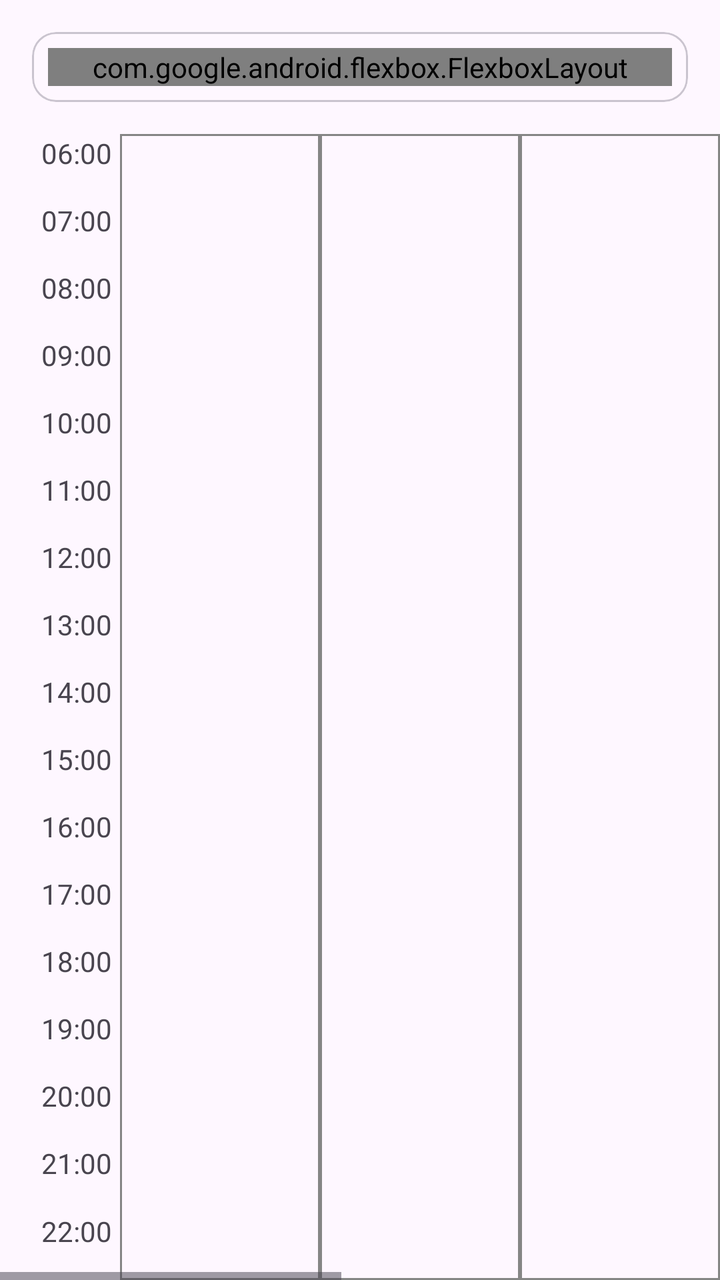
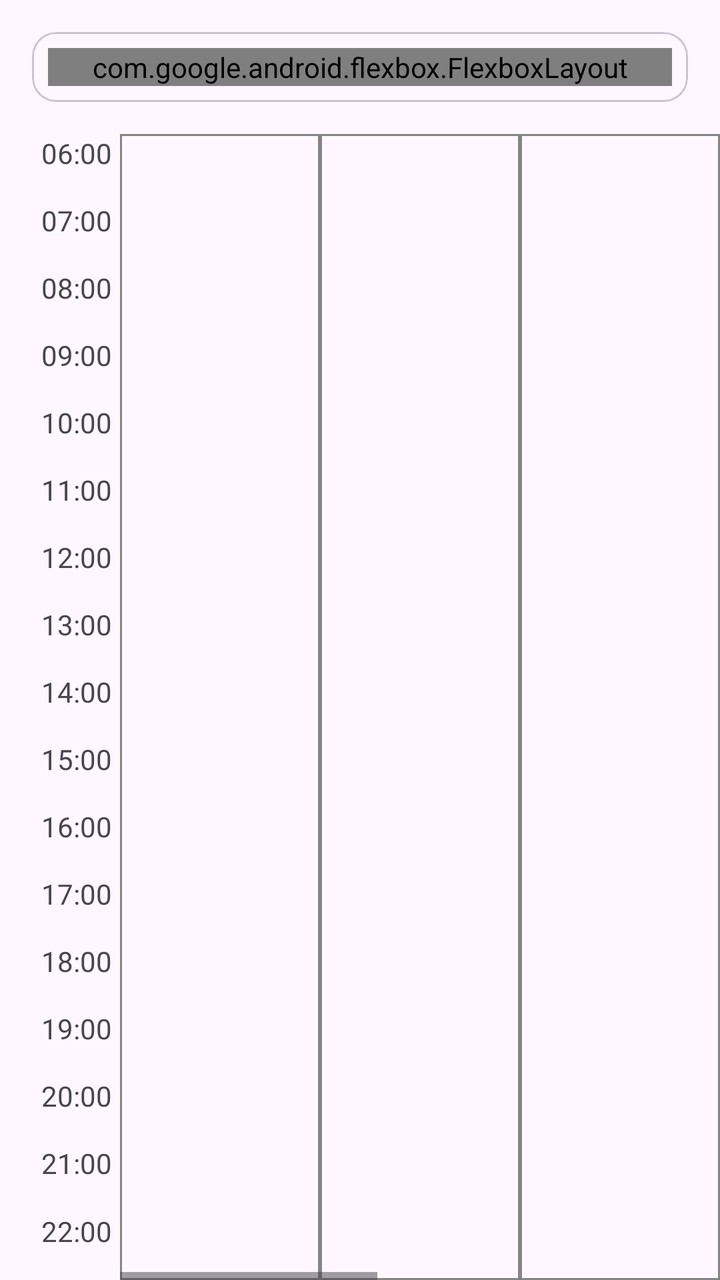

Screens rendered from an Android XML layout before and after an edit, with the pre-edit source and the edit as a unified diff.
<!-- AndroidManifest.xml: application theme AppTheme -->
<!-- res/layout/fragment_schedule.xml -->
<?xml version="1.0" encoding="utf-8"?>
<FrameLayout xmlns:android="http://schemas.android.com/apk/res/android"
    xmlns:tools="http://schemas.android.com/tools"
    android:layout_width="match_parent"
    android:layout_height="match_parent"
    xmlns:app="http://schemas.android.com/apk/res-auto"
    tools:context=".ui.main.ScheduleFragment">

    <LinearLayout
        android:layout_width="match_parent"
        android:layout_height="match_parent"
        android:orientation="vertical"
        >

        <com.google.android.material.card.MaterialCardView
            android:layout_width="match_parent"
            android:layout_height="wrap_content"
            android:layout_margin="16dp"
            >

            <com.google.android.flexbox.FlexboxLayout
                android:layout_width="match_parent"
                android:layout_height="wrap_content"
                app:flexDirection="row"
                app:flexWrap="nowrap"
                android:layout_marginHorizontal="8dp"
                android:layout_marginVertical="8dp"
                >

                <Spinner
                    android:id="@+id/scheduleSpinner"
                    android:layout_width="match_parent"
                    android:layout_height="wrap_content"
                    app:layout_alignSelf="center"
                    />

                <ImageButton
                    android:id="@+id/addButton"
                    android:layout_width="match_parent"
                    app:layout_flexShrink="3"
                    android:layout_height="wrap_content"
                    android:src="@drawable/icon_add"
                    android:layout_marginStart="4dp"
                    />

                <ImageButton
                    android:id="@+id/menuButton"
                    android:layout_width="match_parent"
                    app:layout_flexShrink="3"
                    android:layout_height="wrap_content"
                    android:src="@drawable/icon_menu"
                    android:layout_marginStart="4dp"
                    />

            </com.google.android.flexbox.FlexboxLayout>

        </com.google.android.material.card.MaterialCardView>

        <HorizontalScrollView xmlns:android="http://schemas.android.com/apk/res/android"
            android:id="@+id/scheduleScrollView"
            android:layout_width="match_parent"
            android:layout_height="match_parent"
            android:fillViewport="true"
            >

            <LinearLayout
                android:id="@+id/scheduleRoot"
                android:layout_width="wrap_content"
                android:layout_height="match_parent"
                android:orientation="horizontal">

                
                <LinearLayout
                    android:id="@+id/timeColumn"
                    android:layout_width="60dp"
                    android:layout_height="match_parent"
                    android:orientation="vertical">

                    <TextView android:layout_width="match_parent" android:layout_height="0dp" android:layout_weight="1" android:text="06:00" android:gravity="end" android:paddingEnd="4dp"/>
                    <TextView android:layout_width="match_parent" android:layout_height="0dp" android:layout_weight="1" android:text="07:00" android:gravity="end" android:paddingEnd="4dp"/>
                    <TextView android:layout_width="match_parent" android:layout_height="0dp" android:layout_weight="1" android:text="08:00" android:gravity="end" android:paddingEnd="4dp"/>
                    <TextView android:layout_width="match_parent" android:layout_height="0dp" android:layout_weight="1" android:text="09:00" android:gravity="end" android:paddingEnd="4dp"/>
                    <TextView android:layout_width="match_parent" android:layout_height="0dp" android:layout_weight="1" android:text="10:00" android:gravity="end" android:paddingEnd="4dp"/>
                    <TextView android:layout_width="match_parent" android:layout_height="0dp" android:layout_weight="1" android:text="11:00" android:gravity="end" android:paddingEnd="4dp"/>
                    <TextView android:layout_width="match_parent" android:layout_height="0dp" android:layout_weight="1" android:text="12:00" android:gravity="end" android:paddingEnd="4dp"/>
                    <TextView android:layout_width="match_parent" android:layout_height="0dp" android:layout_weight="1" android:text="13:00" android:gravity="end" android:paddingEnd="4dp"/>
                    <TextView android:layout_width="match_parent" android:layout_height="0dp" android:layout_weight="1" android:text="14:00" android:gravity="end" android:paddingEnd="4dp"/>
                    <TextView android:layout_width="match_parent" android:layout_height="0dp" android:layout_weight="1" android:text="15:00" android:gravity="end" android:paddingEnd="4dp"/>
                    <TextView android:layout_width="match_parent" android:layout_height="0dp" android:layout_weight="1" android:text="16:00" android:gravity="end" android:paddingEnd="4dp"/>
                    <TextView android:layout_width="match_parent" android:layout_height="0dp" android:layout_weight="1" android:text="17:00" android:gravity="end" android:paddingEnd="4dp"/>
                    <TextView android:layout_width="match_parent" android:layout_height="0dp" android:layout_weight="1" android:text="18:00" android:gravity="end" android:paddingEnd="4dp"/>
                    <TextView android:layout_width="match_parent" android:layout_height="0dp" android:layout_weight="1" android:text="19:00" android:gravity="end" android:paddingEnd="4dp"/>
                    <TextView android:layout_width="match_parent" android:layout_height="0dp" android:layout_weight="1" android:text="20:00" android:gravity="end" android:paddingEnd="4dp"/>
                    <TextView android:layout_width="match_parent" android:layout_height="0dp" android:layout_weight="1" android:text="21:00" android:gravity="end" android:paddingEnd="4dp"/>
                    <TextView android:layout_width="match_parent" android:layout_height="0dp" android:layout_weight="1" android:text="22:00" android:gravity="end" android:paddingEnd="4dp"/>

                </LinearLayout>

                
                <LinearLayout
                    android:id="@+id/dayColumns"
                    android:layout_width="wrap_content"
                    android:layout_height="match_parent"
                    android:orientation="horizontal">

                    <FrameLayout android:id="@+id/day_mon" android:layout_width="100dp" android:layout_height="match_parent" android:background="@drawable/schedule_day_background" />
                    <FrameLayout android:id="@+id/day_tue" android:layout_width="100dp" android:layout_height="match_parent" android:background="@drawable/schedule_day_background"/>
                    <FrameLayout android:id="@+id/day_wed" android:layout_width="100dp" android:layout_height="match_parent" android:background="@drawable/schedule_day_background"/>
                    <FrameLayout android:id="@+id/day_thu" android:layout_width="100dp" android:layout_height="match_parent" android:background="@drawable/schedule_day_background"/>
                    <FrameLayout android:id="@+id/day_fri" android:layout_width="100dp" android:layout_height="match_parent" android:background="@drawable/schedule_day_background"/>
                    <FrameLayout android:id="@+id/day_sat" android:layout_width="100dp" android:layout_height="match_parent" android:background="@drawable/schedule_day_background"/>
                    <FrameLayout android:id="@+id/day_sun" android:layout_width="100dp" android:layout_height="match_parent" android:background="@drawable/schedule_day_background"/>
                </LinearLayout>

            </LinearLayout>

        </HorizontalScrollView>

    </LinearLayout>

</FrameLayout>
<!-- resources referenced by this layout -->
<resources>
  <!-- drawable icon_add (drawable) -->
  <vector xmlns:android="http://schemas.android.com/apk/res/android" android:height="24dp" android:tint="#000000" android:viewportHeight="24" android:viewportWidth="24" android:width="24dp">
        
      <path android:fillColor="@android:color/white" android:pathData="M19,13h-6v6h-2v-6H5v-2h6V5h2v6h6v2z"/>
      
  </vector>
  <!-- drawable icon_menu (drawable) -->
  <vector xmlns:android="http://schemas.android.com/apk/res/android" android:height="24dp" android:tint="#000000" android:viewportHeight="960" android:viewportWidth="960" android:width="24dp">
        
      <path android:fillColor="@android:color/white" android:pathData="M120,280L120,200L840,200L840,280L120,280ZM120,760L120,680L840,680L840,760L120,760ZM120,520L120,440L840,440L840,520L120,520Z"/>
      
  </vector>
  <!-- drawable schedule_day_background (drawable) -->
  <?xml version="1.0" encoding="utf-8"?>
  <shape xmlns:android="http://schemas.android.com/apk/res/android" android:shape="rectangle">
      <solid android:color="@android:color/transparent" />
      <stroke android:color="#858585" android:width="1dp" />
  </shape>
  <color name="md_theme_primary">#66558E</color>
  <color name="md_theme_onPrimary">#FFFFFF</color>
  <color name="md_theme_primaryContainer">#E9DDFF</color>
  <color name="md_theme_onPrimaryContainer">#210F47</color>
  <color name="md_theme_secondary">#625B70</color>
  <color name="md_theme_onSecondary">#FFFFFF</color>
  <color name="md_theme_secondaryContainer">#E8DEF8</color>
  <color name="md_theme_onSecondaryContainer">#1E192B</color>
  <color name="md_theme_tertiary">#7E525F</color>
  <color name="md_theme_onTertiary">#FFFFFF</color>
  <color name="md_theme_tertiaryContainer">#FFD9E2</color>
  <color name="md_theme_onTertiaryContainer">#31101C</color>
  <color name="md_theme_error">#BA1A1A</color>
  <color name="md_theme_onError">#FFFFFF</color>
  <color name="md_theme_errorContainer">#FFDAD6</color>
  <color name="md_theme_onErrorContainer">#410002</color>
  <color name="md_theme_background">#FEF7FF</color>
  <color name="md_theme_onBackground">#1D1B20</color>
  <color name="md_theme_surface">#FEF7FF</color>
  <color name="md_theme_onSurface">#1D1B20</color>
  <color name="md_theme_surfaceVariant">#E7E0EB</color>
  <color name="md_theme_onSurfaceVariant">#49454E</color>
  <color name="md_theme_outline">#7A757F</color>
  <color name="md_theme_outlineVariant">#CAC4CF</color>
  <color name="md_theme_inverseSurface">#322F35</color>
  <color name="md_theme_inverseOnSurface">#F5EFF7</color>
  <color name="md_theme_inversePrimary">#D0BCFE</color>
  <color name="md_theme_primaryFixed">#E9DDFF</color>
  <color name="md_theme_onPrimaryFixed">#210F47</color>
  <color name="md_theme_primaryFixedDim">#D0BCFE</color>
  <color name="md_theme_onPrimaryFixedVariant">#4E3D75</color>
  <color name="md_theme_secondaryFixed">#E8DEF8</color>
  <color name="md_theme_onSecondaryFixed">#1E192B</color>
  <color name="md_theme_secondaryFixedDim">#CCC2DB</color>
  <color name="md_theme_onSecondaryFixedVariant">#4A4458</color>
  <color name="md_theme_tertiaryFixed">#FFD9E2</color>
  <color name="md_theme_onTertiaryFixed">#31101C</color>
  <color name="md_theme_tertiaryFixedDim">#F0B8C7</color>
  <color name="md_theme_onTertiaryFixedVariant">#633B47</color>
  <color name="md_theme_surfaceDim">#DED8E0</color>
  <color name="md_theme_surfaceBright">#FEF7FF</color>
  <color name="md_theme_surfaceContainerLowest">#FFFFFF</color>
  <color name="md_theme_surfaceContainerLow">#F8F1FA</color>
  <color name="md_theme_surfaceContainer">#F2ECF4</color>
  <color name="md_theme_surfaceContainerHigh">#ECE6EE</color>
  <color name="md_theme_surfaceContainerHighest">#E6E0E8</color>
  <!-- unchanged entries left out for length: 1 -->
</resources>

<!-- the commit's change to res/layout/fragment_schedule.xml (unified diff, before → after) -->
@@ -56,45 +56,45 @@
 
         </com.google.android.material.card.MaterialCardView>
 
-        <HorizontalScrollView xmlns:android="http://schemas.android.com/apk/res/android"
-            android:id="@+id/scheduleScrollView"
-            android:layout_width="match_parent"
+        <LinearLayout
+            android:id="@+id/scheduleRoot"
+            android:layout_width="wrap_content"
             android:layout_height="match_parent"
-            android:fillViewport="true"
-            >
+            android:orientation="horizontal">
 
+            
             <LinearLayout
-                android:id="@+id/scheduleRoot"
-                android:layout_width="wrap_content"
+                android:id="@+id/timeColumn"
+                android:layout_width="60dp"
                 android:layout_height="match_parent"
-                android:orientation="horizontal">
+                android:orientation="vertical">
 
-                
-                <LinearLayout
-                    android:id="@+id/timeColumn"
-                    android:layout_width="60dp"
-                    android:layout_height="match_parent"
-                    android:orientation="vertical">
+                <TextView android:layout_width="match_parent" android:layout_height="0dp" android:layout_weight="1" android:text="06:00" android:gravity="end" android:paddingEnd="4dp"/>
+                <TextView android:layout_width="match_parent" android:layout_height="0dp" android:layout_weight="1" android:text="07:00" android:gravity="end" android:paddingEnd="4dp"/>
+                <TextView android:layout_width="match_parent" android:layout_height="0dp" android:layout_weight="1" android:text="08:00" android:gravity="end" android:paddingEnd="4dp"/>
+                <TextView android:layout_width="match_parent" android:layout_height="0dp" android:layout_weight="1" android:text="09:00" android:gravity="end" android:paddingEnd="4dp"/>
+                <TextView android:layout_width="match_parent" android:layout_height="0dp" android:layout_weight="1" android:text="10:00" android:gravity="end" android:paddingEnd="4dp"/>
+                <TextView android:layout_width="match_parent" android:layout_height="0dp" android:layout_weight="1" android:text="11:00" android:gravity="end" android:paddingEnd="4dp"/>
+                <TextView android:layout_width="match_parent" android:layout_height="0dp" android:layout_weight="1" android:text="12:00" android:gravity="end" android:paddingEnd="4dp"/>
+                <TextView android:layout_width="match_parent" android:layout_height="0dp" android:layout_weight="1" android:text="13:00" android:gravity="end" android:paddingEnd="4dp"/>
+                <TextView android:layout_width="match_parent" android:layout_height="0dp" android:layout_weight="1" android:text="14:00" android:gravity="end" android:paddingEnd="4dp"/>
+                <TextView android:layout_width="match_parent" android:layout_height="0dp" android:layout_weight="1" android:text="15:00" android:gravity="end" android:paddingEnd="4dp"/>
+                <TextView android:layout_width="match_parent" android:layout_height="0dp" android:layout_weight="1" android:text="16:00" android:gravity="end" android:paddingEnd="4dp"/>
+                <TextView android:layout_width="match_parent" android:layout_height="0dp" android:layout_weight="1" android:text="17:00" android:gravity="end" android:paddingEnd="4dp"/>
+                <TextView android:layout_width="match_parent" android:layout_height="0dp" android:layout_weight="1" android:text="18:00" android:gravity="end" android:paddingEnd="4dp"/>
+                <TextView android:layout_width="match_parent" android:layout_height="0dp" android:layout_weight="1" android:text="19:00" android:gravity="end" android:paddingEnd="4dp"/>
+                <TextView android:layout_width="match_parent" android:layout_height="0dp" android:layout_weight="1" android:text="20:00" android:gravity="end" android:paddingEnd="4dp"/>
+                <TextView android:layout_width="match_parent" android:layout_height="0dp" android:layout_weight="1" android:text="21:00" android:gravity="end" android:paddingEnd="4dp"/>
+                <TextView android:layout_width="match_parent" android:layout_height="0dp" android:layout_weight="1" android:text="22:00" android:gravity="end" android:paddingEnd="4dp"/>
 
-                    <TextView android:layout_width="match_parent" android:layout_height="0dp" android:layout_weight="1" android:text="06:00" android:gravity="end" android:paddingEnd="4dp"/>
-                    <TextView android:layout_width="match_parent" android:layout_height="0dp" android:layout_weight="1" android:text="07:00" android:gravity="end" android:paddingEnd="4dp"/>
-                    <TextView android:layout_width="match_parent" android:layout_height="0dp" android:layout_weight="1" android:text="08:00" android:gravity="end" android:paddingEnd="4dp"/>
-                    <TextView android:layout_width="match_parent" android:layout_height="0dp" android:layout_weight="1" android:text="09:00" android:gravity="end" android:paddingEnd="4dp"/>
-                    <TextView android:layout_width="match_parent" android:layout_height="0dp" android:layout_weight="1" android:text="10:00" android:gravity="end" android:paddingEnd="4dp"/>
-                    <TextView android:layout_width="match_parent" android:layout_height="0dp" android:layout_weight="1" android:text="11:00" android:gravity="end" android:paddingEnd="4dp"/>
-                    <TextView android:layout_width="match_parent" android:layout_height="0dp" android:layout_weight="1" android:text="12:00" android:gravity="end" android:paddingEnd="4dp"/>
-                    <TextView android:layout_width="match_parent" android:layout_height="0dp" android:layout_weight="1" android:text="13:00" android:gravity="end" android:paddingEnd="4dp"/>
-                    <TextView android:layout_width="match_parent" android:layout_height="0dp" android:layout_weight="1" android:text="14:00" android:gravity="end" android:paddingEnd="4dp"/>
-                    <TextView android:layout_width="match_parent" android:layout_height="0dp" android:layout_weight="1" android:text="15:00" android:gravity="end" android:paddingEnd="4dp"/>
-                    <TextView android:layout_width="match_parent" android:layout_height="0dp" android:layout_weight="1" android:text="16:00" android:gravity="end" android:paddingEnd="4dp"/>
-                    <TextView android:layout_width="match_parent" android:layout_height="0dp" android:layout_weight="1" android:text="17:00" android:gravity="end" android:paddingEnd="4dp"/>
-                    <TextView android:layout_width="match_parent" android:layout_height="0dp" android:layout_weight="1" android:text="18:00" android:gravity="end" android:paddingEnd="4dp"/>
-                    <TextView android:layout_width="match_parent" android:layout_height="0dp" android:layout_weight="1" android:text="19:00" android:gravity="end" android:paddingEnd="4dp"/>
-                    <TextView android:layout_width="match_parent" android:layout_height="0dp" android:layout_weight="1" android:text="20:00" android:gravity="end" android:paddingEnd="4dp"/>
-                    <TextView android:layout_width="match_parent" android:layout_height="0dp" android:layout_weight="1" android:text="21:00" android:gravity="end" android:paddingEnd="4dp"/>
-                    <TextView android:layout_width="match_parent" android:layout_height="0dp" android:layout_weight="1" android:text="22:00" android:gravity="end" android:paddingEnd="4dp"/>
+            </LinearLayout>
 
-                </LinearLayout>
+            <HorizontalScrollView
+                android:id="@+id/scheduleScrollView"
+                android:layout_width="match_parent"
+                android:layout_height="match_parent"
+                android:fillViewport="true"
+                >
 
                 
                 <LinearLayout
@@ -112,9 +112,9 @@
                     <FrameLayout android:id="@+id/day_sun" android:layout_width="100dp" android:layout_height="match_parent" android:background="@drawable/schedule_day_background"/>
                 </LinearLayout>
 
-            </LinearLayout>
+            </HorizontalScrollView>
 
-        </HorizontalScrollView>
+        </LinearLayout>
 
     </LinearLayout>
 
